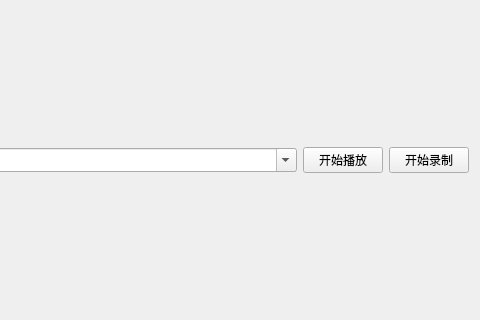
Before: the Qt Designer form widget.ui in huangbaozhi/Qt-FFmpegCamera, drawn with Qt 5; both pictures show x 320 to 800 and y 140 to 460 of the 800 by 600 pixel window.
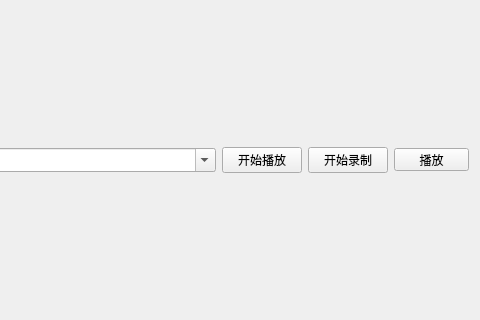
After: the same form once the commit is applied.

Commit message: 将视频保存到数据库中，并将数据库中的视频提取并播放显示

The edit to the form file:
```diff
--- a/widget.ui
+++ b/widget.ui
@@ -58,6 +58,25 @@
        </property>
       </widget>
      </item>
+     <item>
+      <widget class="QPushButton" name="playButton">
+       <property name="minimumSize">
+        <size>
+         <width>75</width>
+         <height>23</height>
+        </size>
+       </property>
+       <property name="maximumSize">
+        <size>
+         <width>75</width>
+         <height>23</height>
+        </size>
+       </property>
+       <property name="text">
+        <string>播放</string>
+       </property>
+      </widget>
+     </item>
     </layout>
    </item>
   </layout>
```
The commit also changes 3 other files.
